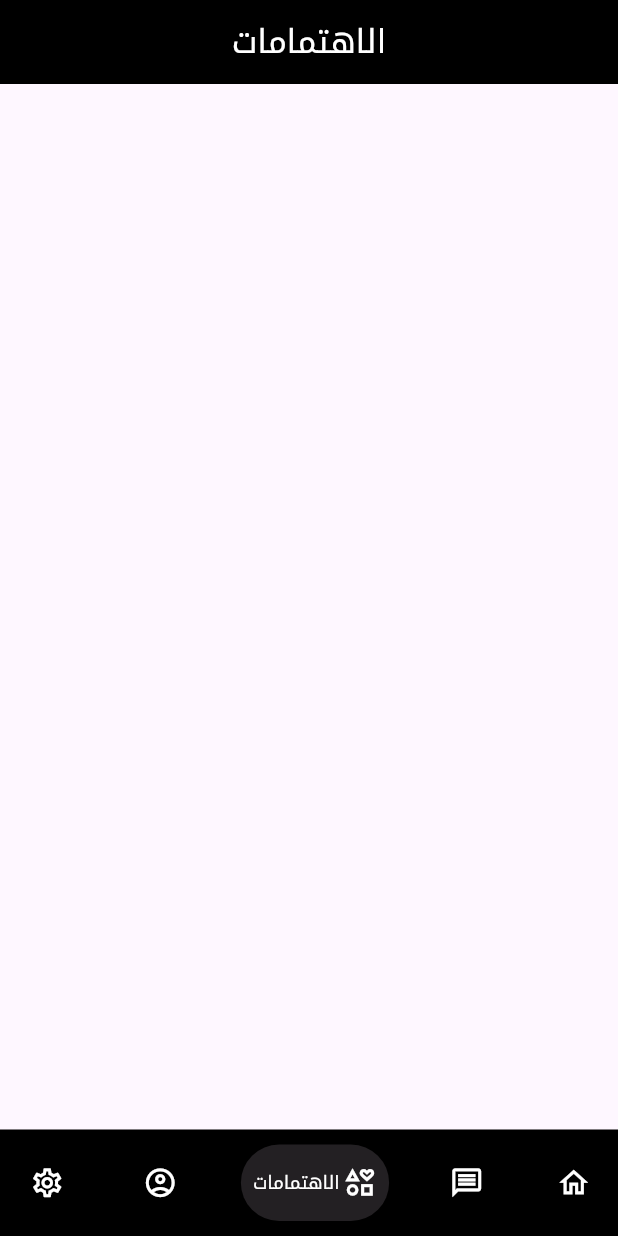
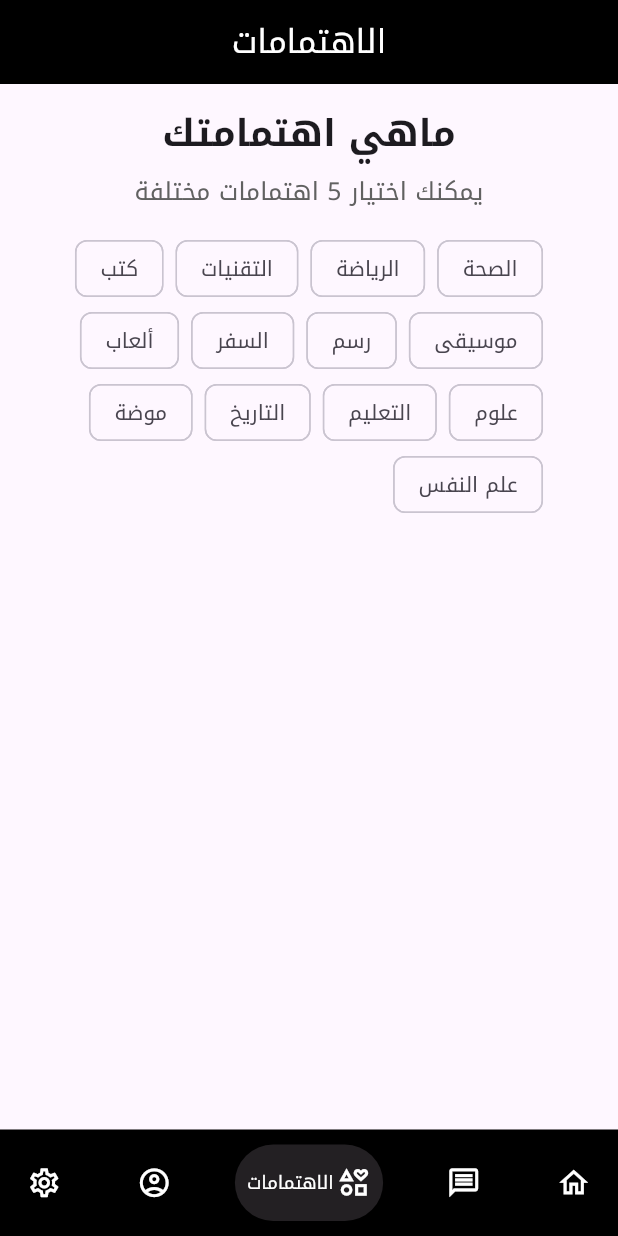
Before and after one commit to abdu1lrahman/A-Star, a Flutter app: the screen it shows after launch, item 3 of the bottom bar chosen, on a phone screen of 412 x 824 dp. Run offline on Flutter 3.47's test engine with Material 3 defaults, Android fonts, the phone set to English and light mode, and no system bars; drawn by our look-alikes of google_nav_bar; our stand-ins replace dio, flutter_dotenv, flutter_local_notifications, flutter_timezone, google_fonts, image_picker and 7 more; accounts and stored records are empty.

Commit message:
second commit

```diff
--- a/lib/l10n/intl_ar.arb
+++ b/lib/l10n/intl_ar.arb
@@ -26,5 +26,20 @@
     "prev_messages": "الرسائل السابقة",
     "prev_messages2": "الرسائل",
     "intrests": "الاهتمامات",
-    "settings": "الإعدادات"
+    "settings": "الإعدادات",
+    "what_intrests": "ماهي اهتمامتك",
+    "you_can_choose": "يمكنك اختيار 5 اهتمامات مختلفة",
+    "health": "الصحة",
+    "sport": "الرياضة",
+    "tech": "التقنيات",
+    "books": "كتب",
+    "music": "موسيقى",
+    "art": "رسم",
+    "travel": "السفر",
+    "games": "ألعاب",
+    "science": "علوم",
+    "education": "التعليم",
+    "history": "التاريخ",
+    "fashion": "موضة",
+    "psychology": "علم النفس"
 }
--- a/lib/presentation/providers/user_provider.dart
+++ b/lib/presentation/providers/user_provider.dart
@@ -4,9 +4,9 @@ import 'package:flutter/material.dart';
 import 'package:shared_preferences/shared_preferences.dart';
 
 class UserProvider extends ChangeNotifier {
-  String _userName = 'anyname';
+  String _userName = 'Abdulrahman';
   bool _userGender = true;
-  int _userAge = 18;
+  int _userAge = 20;
   File? _image = File('assets/icons/app_icon.png');
 
   String get userName => _userName;
@@ -63,10 +63,10 @@ class UserProvider extends ChangeNotifier {
         width: 140.0,
         height: 140.0,
         errorBuilder: (context, error, stackTrace) {
-          return const Icon(Icons.account_circle_outlined);
+          return const Icon(Icons.add_a_photo_outlined);
         },
       );
     }
-    return const Icon(Icons.account_circle_outlined);
+    return const Icon(Icons.add_a_photo_outlined);
   }
 }
--- a/lib/presentation/screens/intrests.dart
+++ b/lib/presentation/screens/intrests.dart
@@ -1,11 +1,37 @@
 import 'package:flutter/material.dart';
 import 'package:you_are_a_star/generated/l10n.dart';
 
-class Intrests extends StatelessWidget {
-  const Intrests({super.key});
+class Intrests extends StatefulWidget {
+  Intrests({super.key});
+
+  @override
+  State<Intrests> createState() => _IntrestsState();
+}
+
+class _IntrestsState extends State<Intrests> {
+  Set<String> selectedInterests = {};
+
+  bool is_selected = false;
 
   @override
   Widget build(BuildContext context) {
+    final screenWidth = MediaQuery.of(context).size.width;
+    List<String> predefinedInterests = [
+      S.of(context).health,
+      S.of(context).sport,
+      S.of(context).tech,
+      S.of(context).books,
+      S.of(context).music,
+      S.of(context).art,
+      S.of(context).travel,
+      S.of(context).games,
+      S.of(context).science,
+      S.of(context).education,
+      S.of(context).history,
+      S.of(context).fashion,
+      S.of(context).psychology,
+    ];
+
     return Scaffold(
       appBar: AppBar(
         title: Text(
@@ -15,6 +41,54 @@ class Intrests extends StatelessWidget {
         backgroundColor: Colors.black,
         centerTitle: true,
       ),
+      body: Center(
+        child: Column(
+          children: [
+            const SizedBox(height: 15),
+            Text(
+              S.of(context).what_intrests,
+              style: TextStyle(
+                fontSize: screenWidth * 0.06,
+                fontWeight: FontWeight.bold,
+              ),
+            ),
+            const SizedBox(height: 10),
+            Text(
+              S.of(context).you_can_choose,
+              style: TextStyle(
+                fontSize: screenWidth * 0.04,
+                color: Colors.grey[700],
+              ),
+            ),
+            const SizedBox(height: 15),
+            Padding(
+              padding: const EdgeInsets.symmetric(horizontal: 27.0),
+              child: Wrap(
+                spacing: 8.0,
+                children: predefinedInterests.map((interest) {
+                  return ChoiceChip(
+                    label: Text(interest),
+                    selected: selectedInterests.contains(interest),
+                    onSelected: (bool selected) {
+                      setState(() {
+                        if (selected) {
+                          if (selectedInterests.length < 5) {
+                            selectedInterests.add(interest);
+                          } else {
+                            // Show feedback: selection limit reached
+                          }
+                        } else {
+                          selectedInterests.remove(interest);
+                        }
+                      });
+                    },
+                  );
+                }).toList(),
+              ),
+            )
+          ],
+        ),
+      ),
     );
   }
 }
--- a/lib/presentation/screens/mainpage.dart
+++ b/lib/presentation/screens/mainpage.dart
@@ -6,6 +6,7 @@ import 'package:you_are_a_star/presentation/screens/home.dart';
 import 'package:you_are_a_star/presentation/screens/intrests.dart';
 import 'package:you_are_a_star/presentation/screens/prev_messages.dart';
 import 'package:you_are_a_star/presentation/screens/settings.dart';
+import 'package:you_are_a_star/presentation/widgets/components/custom_GButton.dart';
 
 class Mainpage extends StatefulWidget {
   const Mainpage({super.key});
@@ -19,7 +20,7 @@ class _HomeState extends State<Mainpage> {
   List pages = [
     const Home(),
     const PrevMessages(),
-    const Intrests(),
+     Intrests(),
     const Account(),
     const Settings(),
   ];
@@ -40,70 +41,30 @@ class _HomeState extends State<Mainpage> {
           });
         },
         tabs: [
-          GButton(
-            gap: 2,
+          customGButton(
             icon: Icons.home_outlined,
-            iconSize: 23,
+            screenWidth: screenWidth,
             text: S.of(context).home,
-            textStyle: TextStyle(
-              fontSize: screenWidth * 0.03,
-              color: Colors.white,
-            ),
-            hoverColor: const Color(0xff232023),
-            backgroundColor: const Color(0xff232023),
-            padding: const EdgeInsets.symmetric(vertical: 14.0, horizontal: 8.0),
           ),
-          GButton(
-            gap: 2,
+          customGButton(
             icon: Icons.message_outlined,
-            iconSize: 23,
             text: S.of(context).prev_messages2,
-            textStyle: TextStyle(
-              fontSize: screenWidth * 0.03,
-              color: Colors.white,
-            ),
-            hoverColor: const Color(0xff232023),
-            backgroundColor: const Color(0xff232023),
-            padding: const EdgeInsets.symmetric(vertical: 14.0, horizontal: 8.0),
+            screenWidth: screenWidth,
           ),
-          GButton(
-            gap: 2,
+          customGButton(
             icon: Icons.interests_outlined,
-            iconSize: 23,
             text: S.of(context).intrests,
-            textStyle: TextStyle(
-              fontSize: screenWidth * 0.03,
-              color: Colors.white,
-            ),
-            hoverColor: const Color(0xff232023),
-            backgroundColor: const Color(0xff232023),
-            padding: const EdgeInsets.symmetric(vertical: 14.0, horizontal: 8.0),
+            screenWidth: screenWidth,
           ),
-          GButton(
-            gap: 2,
+          customGButton(
             icon: Icons.account_circle_outlined,
-            iconSize: 23,
             text: S.of(context).account,
-            textStyle: TextStyle(
-              fontSize: screenWidth * 0.03,
-              color: Colors.white,
-            ),
-            hoverColor: const Color(0xff232023),
-            backgroundColor: const Color(0xff232023),
-            padding: const EdgeInsets.symmetric(vertical: 14.0, horizontal: 10.0),
+            screenWidth: screenWidth,
           ),
-          GButton(
-            gap: 2,
+          customGButton(
             icon: Icons.settings_outlined,
-            iconSize: 23,
             text: S.of(context).settings,
-            textStyle: TextStyle(
-              fontSize: screenWidth * 0.03,
-              color: Colors.white,
-            ),
-            hoverColor: const Color(0xff232023),
-            backgroundColor: const Color(0xff232023),
-            padding: const EdgeInsets.symmetric(vertical: 14.0, horizontal: 10.0),
+            screenWidth: screenWidth,
           ),
         ],
       ),
--- /dev/null
+++ b/lib/presentation/widgets/components/custom_gbutton.dart
@@ -0,0 +1,21 @@
+import 'package:flutter/material.dart';
+import 'package:google_nav_bar/google_nav_bar.dart';
+
+GButton customGButton({
+  required IconData icon,
+  required String text,
+  required double screenWidth,
+}) =>
+    GButton(
+      gap: 2,
+      icon: icon,
+      iconSize: 23,
+      text: text,
+      textStyle: TextStyle(
+        fontSize: screenWidth * 0.03,
+        color: Colors.white,
+      ),
+      hoverColor: const Color(0xff232023),
+      backgroundColor: const Color(0xff232023),
+      padding: const EdgeInsets.symmetric(vertical: 14.0, horizontal: 8.0),
+    );
```
Also changed, not shown: lib/data/services/notification_service.dart (+21 -23 lines), lib/l10n/intl_en.arb (+16 -1 lines), lib/presentation/screens/account.dart (+12 -9 lines), lib/presentation/screens/home.dart (+2 -5 lines), lib/presentation/screens/prev_messages.dart (+24 -7 lines), lib/generated/intl/messages_ar.dart, lib/generated/intl/messages_en.dart, lib/generated/l10n.dart, 4 other files.
